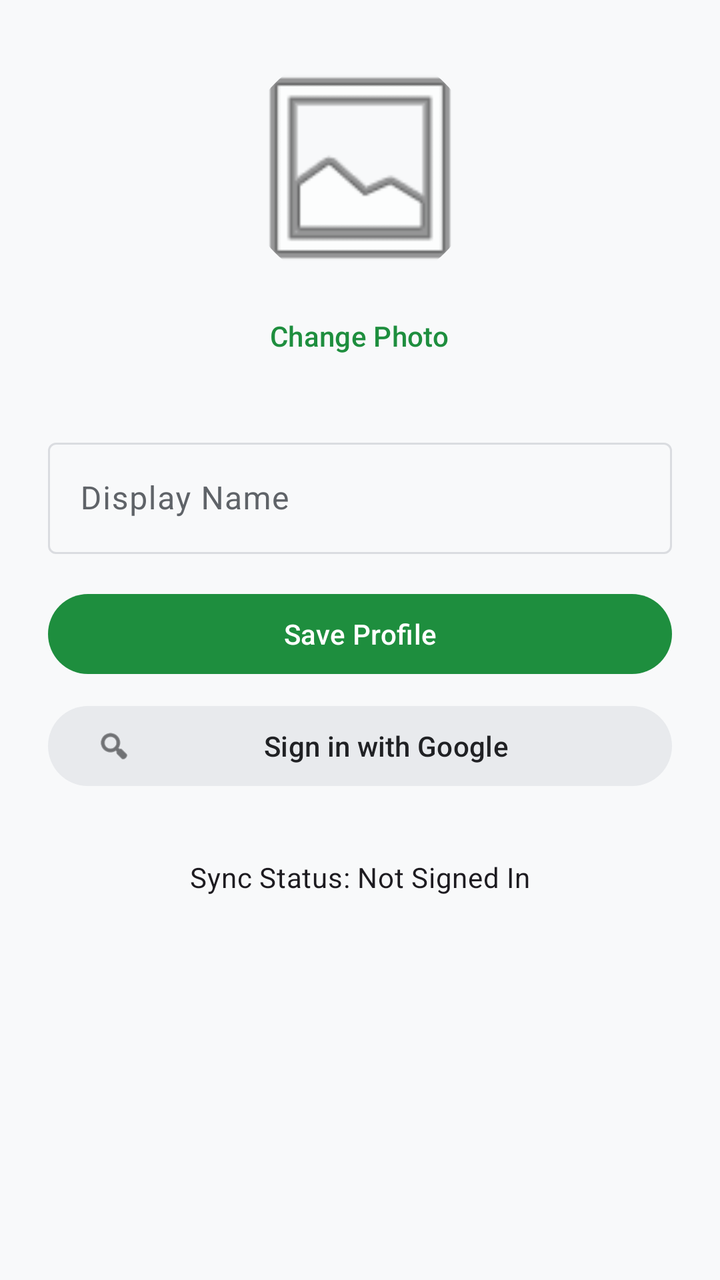
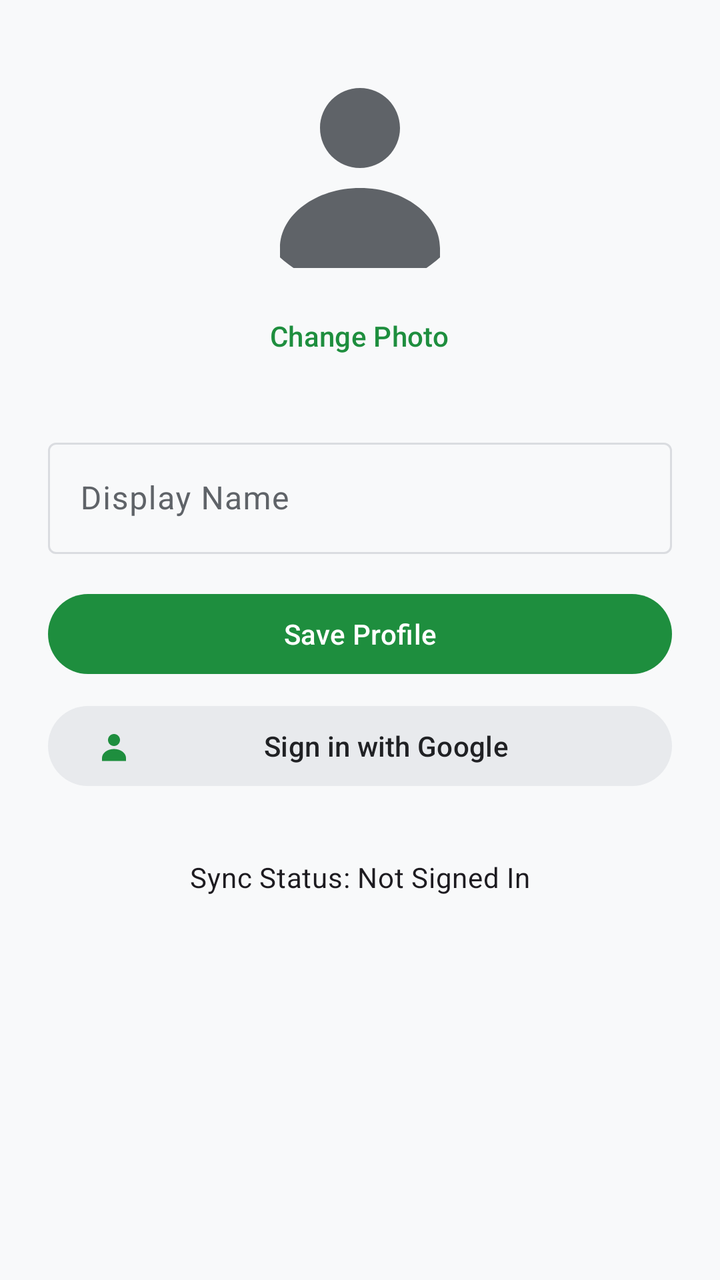

The first picture is an Android layout as it rendered before a commit; the second is the same layout after the commit. The layout source and the unified diff follow.
<!-- AndroidManifest.xml: application theme Theme.Studbuddy -->
<!-- res/layout/fragment_profile.xml -->
<?xml version="1.0" encoding="utf-8"?>
<LinearLayout xmlns:android="http://schemas.android.com/apk/res/android"
    xmlns:app="http://schemas.android.com/apk/res-auto"
    android:layout_width="match_parent"
    android:layout_height="match_parent"
    android:orientation="vertical"
    android:padding="24dp">

    <com.google.android.material.imageview.ShapeableImageView
        android:id="@+id/imgProfile"
        android:layout_width="120dp"
        android:layout_height="120dp"
        android:layout_gravity="center_horizontal"
        android:scaleType="centerCrop"
        app:shapeAppearanceOverlay="@style/ShapeAppearance.Material3.Corner.Full"
        android:src="@android:drawable/ic_menu_gallery" />

    <com.google.android.material.button.MaterialButton
        android:id="@+id/btnChangePhoto"
        style="@style/Widget.Material3.Button.TextButton"
        android:layout_width="wrap_content"
        android:layout_height="wrap_content"
        android:layout_gravity="center_horizontal"
        android:text="Change Photo" />

    <com.google.android.material.textfield.TextInputLayout
        android:layout_width="match_parent"
        android:layout_height="wrap_content"
        android:layout_marginTop="24dp"
        android:hint="Display Name">

        <com.google.android.material.textfield.TextInputEditText
            android:id="@+id/editDisplayName"
            android:layout_width="match_parent"
            android:layout_height="wrap_content"
            android:inputType="textPersonName" />
    </com.google.android.material.textfield.TextInputLayout>

    <com.google.android.material.button.MaterialButton
        android:id="@+id/btnSave"
        android:layout_width="match_parent"
        android:layout_height="wrap_content"
        android:layout_marginTop="16dp"
        android:text="Save Profile" />

    <com.google.android.material.button.MaterialButton
        android:id="@+id/btnGoogleSignIn"
        style="@style/Widget.Material3.Button.TonalButton"
        android:layout_width="match_parent"
        android:layout_height="wrap_content"
        android:layout_marginTop="8dp"
        android:text="Sign in with Google"
        app:icon="@android:drawable/ic_menu_search" />

    <com.google.android.material.button.MaterialButton
        android:id="@+id/btnSignOut"
        style="@style/Widget.Material3.Button.TextButton"
        android:layout_width="match_parent"
        android:layout_height="wrap_content"
        android:layout_marginTop="8dp"
        android:text="Sign Out"
        android:textColor="?attr/colorError"
        android:visibility="gone" />

    <TextView
        android:id="@+id/txtSyncStatus"
        android:layout_width="match_parent"
        android:layout_height="wrap_content"
        android:layout_marginTop="32dp"
        android:text="Sync Status: Not Signed In"
        android:textAppearance="?attr/textAppearanceBodyMedium"
        android:textAlignment="center" />

</LinearLayout>
<!-- resources referenced by this layout -->
<resources>
  <style name="Theme.Studbuddy" parent="Theme.Material3.DayNight.NoActionBar">
          
          <item name="colorPrimary">@color/md_theme_light_primary</item>
          <item name="colorOnPrimary">@color/md_theme_light_onPrimary</item>
          <item name="colorPrimaryContainer">@color/md_theme_light_primaryContainer</item>
          <item name="colorOnPrimaryContainer">@color/md_theme_light_onPrimaryContainer</item>
          <item name="colorSecondary">@color/md_theme_light_secondary</item>
          <item name="colorOnSecondary">@color/md_theme_light_onSecondary</item>
          <item name="colorSecondaryContainer">@color/md_theme_light_secondaryContainer</item>
          <item name="colorOnSecondaryContainer">@color/md_theme_light_onSecondaryContainer</item>
          <item name="colorTertiary">@color/md_theme_light_tertiary</item>
          <item name="colorOnTertiary">@color/md_theme_light_onTertiary</item>
          <item name="colorTertiaryContainer">@color/md_theme_light_tertiaryContainer</item>
          <item name="colorOnTertiaryContainer">@color/md_theme_light_onTertiaryContainer</item>
          <item name="colorError">@color/md_theme_light_error</item>
          <item name="colorOnError">@color/md_theme_light_onError</item>
          <item name="colorErrorContainer">@color/md_theme_light_errorContainer</item>
          <item name="colorOnErrorContainer">@color/md_theme_light_onErrorContainer</item>
          <item name="android:windowBackground">@color/md_theme_light_background</item>
          <item name="colorOutline">@color/md_theme_light_outline</item>
          <item name="colorSurfaceVariant">@color/md_theme_light_surfaceVariant</item>
          <item name="colorOnSurfaceVariant">@color/md_theme_light_onSurfaceVariant</item>
          <item name="colorSurface">@color/md_theme_light_surface</item>
          <item name="colorOnSurface">@color/md_theme_light_onSurface</item>
  
          
          <item name="headerBackground">?attr/colorSurface</item>
          <item name="headerTextColor">?attr/colorOnSurface</item>
  
          
          <item name="materialCardViewStyle">@style/Widget.Material3.CardView.Outlined</item>
      </style>
  <color name="md_theme_light_primary">#1E8E3E</color>
  <color name="md_theme_light_onPrimary">#FFFFFF</color>
  <color name="md_theme_light_primaryContainer">#E6F4EA</color>
  <color name="md_theme_light_onPrimaryContainer">#0D652D</color>
  <color name="md_theme_light_secondary">#5F6368</color>
  <color name="md_theme_light_onSecondary">#FFFFFF</color>
  <color name="md_theme_light_secondaryContainer">#E8EAED</color>
  <color name="md_theme_light_onSecondaryContainer">#202124</color>
  <color name="md_theme_light_tertiary">#1967D2</color>
  <color name="md_theme_light_onTertiary">#FFFFFF</color>
  <color name="md_theme_light_tertiaryContainer">#E8F0FE</color>
  <color name="md_theme_light_onTertiaryContainer">#174EA6</color>
  <color name="md_theme_light_error">#D93025</color>
  <color name="md_theme_light_onError">#FFFFFF</color>
  <color name="md_theme_light_errorContainer">#FCE8E6</color>
  <color name="md_theme_light_onErrorContainer">#A50E0E</color>
  <color name="md_theme_light_background">#F8F9FA</color>
  <color name="md_theme_light_outline">#DADCE0</color>
  <color name="md_theme_light_surfaceVariant">#F1F3F4</color>
  <color name="md_theme_light_onSurfaceVariant">#5F6368</color>
  <color name="md_theme_light_surface">#FFFFFF</color>
  <color name="md_theme_light_onSurface">#202124</color>
</resources>

<!-- the commit's change to res/layout/fragment_profile.xml (unified diff, before → after) -->
@@ -13,7 +13,8 @@
         android:layout_gravity="center_horizontal"
         android:scaleType="centerCrop"
         app:shapeAppearanceOverlay="@style/ShapeAppearance.Material3.Corner.Full"
-        android:src="@android:drawable/ic_menu_gallery" />
+        android:src="@drawable/ic_person_24"
+        android:tint="?attr/colorOnSurfaceVariant" />
 
     <com.google.android.material.button.MaterialButton
         android:id="@+id/btnChangePhoto"
@@ -50,7 +51,8 @@
         android:layout_height="wrap_content"
         android:layout_marginTop="8dp"
         android:text="Sign in with Google"
-        app:icon="@android:drawable/ic_menu_search" />
+        app:icon="@drawable/ic_person_24"
+        app:iconTint="?attr/colorPrimary" />
 
     <com.google.android.material.button.MaterialButton
         android:id="@+id/btnSignOut"
<!-- resource entries referenced after the edit -->
@@ -1,5 +1,16 @@
 <!-- resources referenced by this layout -->
 <resources>
+  <!-- drawable ic_person_24 (drawable) -->
+  <?xml version="1.0" encoding="utf-8"?>
+  <vector xmlns:android="http://schemas.android.com/apk/res/android"
+      android:width="24dp"
+      android:height="24dp"
+      android:viewportWidth="24"
+      android:viewportHeight="24">
+      <path
+          android:fillColor="#FF000000"
+          android:pathData="M12,12c2.21,0 4,-1.79 4,-4s-1.79,-4 -4,-4 -4,1.79 -4,4 1.79,4 4,4zM12,14c-4.42,0 -8,2.69 -8,6v2h16v-2c0,-3.31 -3.58,-6 -8,-6z" />
+  </vector>
   <style name="Theme.Studbuddy" parent="Theme.Material3.DayNight.NoActionBar">
           
           <item name="colorPrimary">@color/md_theme_light_primary</item>
